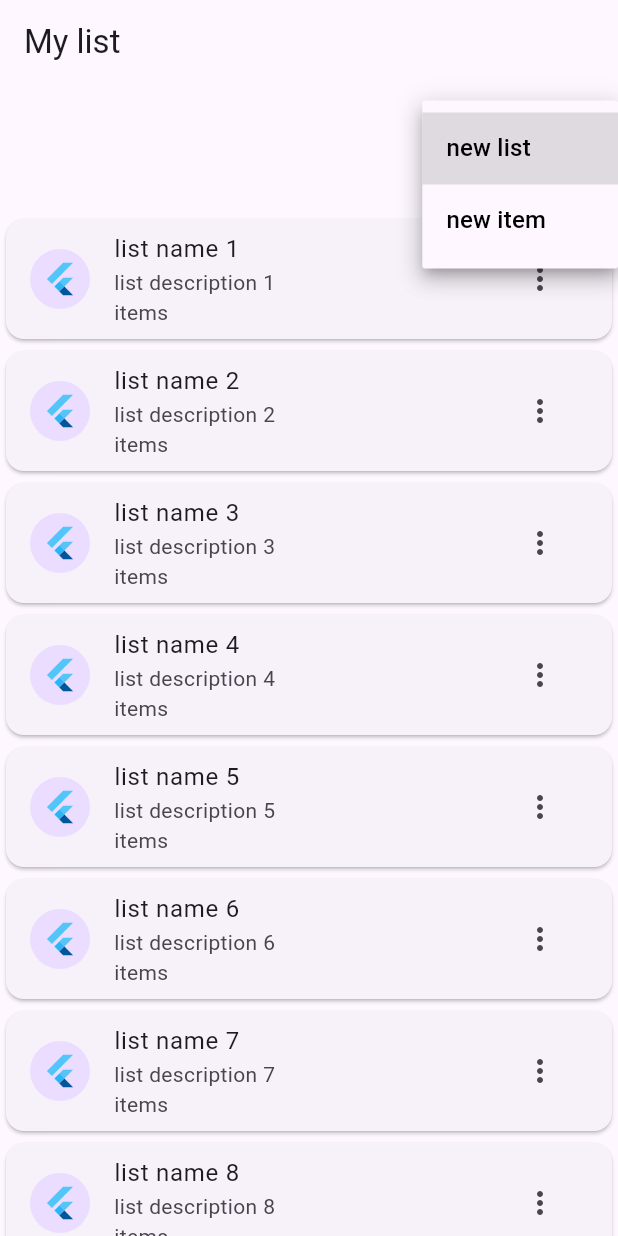
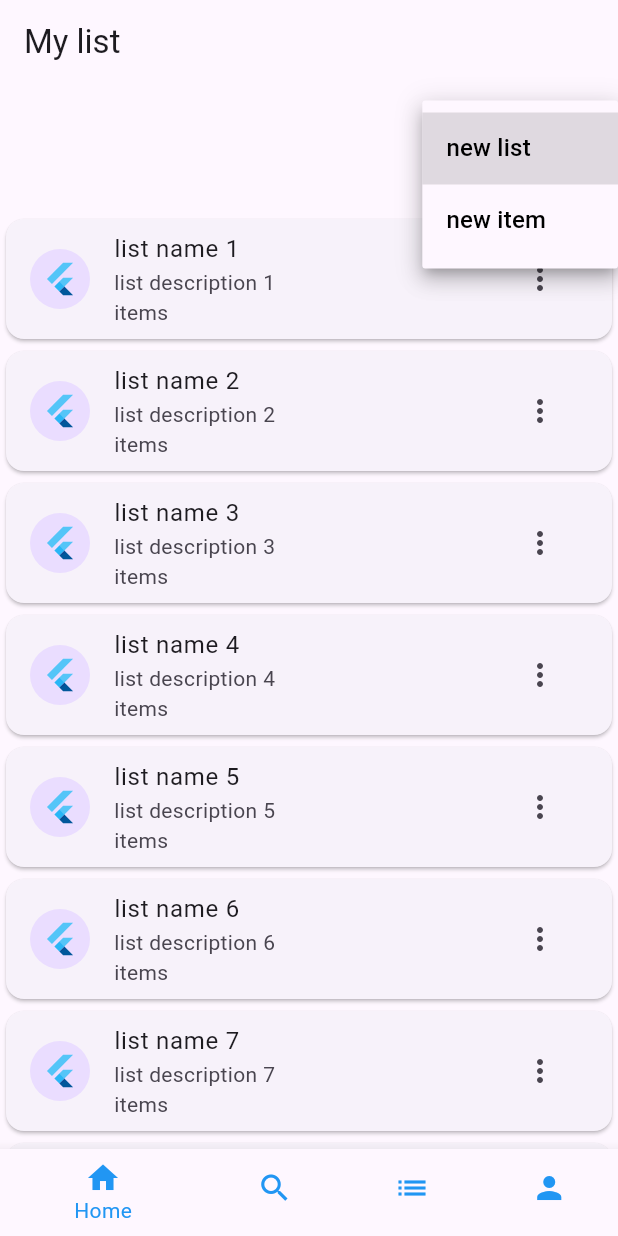
Before and after one commit to JAXBRS/Listat_Flutter_Rep, a Flutter app: the screen it shows after launch, after a tap on "new", on a phone screen of 412 x 824 dp. Run offline on Flutter 3.47's test engine with Material 3 defaults, Android fonts, the phone set to English and light mode, and no system bars; our stand-ins replace sqflite; accounts and stored records are empty.

```diff
--- a/lib/myList.dart
+++ b/lib/myList.dart
@@ -1,6 +1,4 @@
 import 'package:flutter/material.dart';
-import 'package:listat/db.dart';
-import 'db.dart';
 
 class MyList extends StatefulWidget {
   const MyList({Key? key}) : super(key: key);
@@ -15,6 +13,20 @@ class _MyListState extends State<MyList> {
   final List<String> options = ['new list', 'new item'];
   String? selectedOption;
 
+  int _selectedIndex = 0;
+  static List<Widget> _widgetOptions = <Widget>[
+    Text('Index 0: Home'),
+    Text('Index 1: Business'),
+    Text('Index 2: School'),
+    Text('Index 3: Settings'),
+  ];
+
+  void _onItemTapped(int index) {
+    setState(() {
+      _selectedIndex = index;
+    });
+  }
+
   @override
   Widget build(BuildContext context) {
     var addButton = Align(
@@ -28,7 +40,6 @@ class _MyListState extends State<MyList> {
           ),
           padding: const EdgeInsets.all(3),
           child: DropdownButton<String>(
-            // value: selectedOption,
             hint: const Text(
               'new',
               style: TextStyle(color: Colors.white),
@@ -44,7 +55,7 @@ class _MyListState extends State<MyList> {
             }).toList(),
             onChanged: (String? newValue) {
               setState(() {
-                selectedOption = selectedOption;
+                selectedOption = newValue;
               });
             },
           ),
@@ -87,7 +98,7 @@ class _MyListState extends State<MyList> {
     );
 
     return MaterialApp(
-      title: 'Add',
+      title: 'My List',
       home: Scaffold(
         appBar: AppBar(
           title: const Text('My list'),
@@ -99,6 +110,29 @@ class _MyListState extends State<MyList> {
             Expanded(child: listCard),
           ],
         ),
+        bottomNavigationBar: BottomNavigationBar(
+          items: const <BottomNavigationBarItem>[
+            BottomNavigationBarItem(
+              icon: Icon(Icons.home, color: Colors.blue),
+              label: 'Home',
+            ),
+            BottomNavigationBarItem(
+              icon: Icon(Icons.search, color: Colors.blue),
+              label: 'Search',
+            ),
+            BottomNavigationBarItem(
+              icon: Icon(Icons.list, color: Colors.blue),
+              label: 'List',
+            ),
+            BottomNavigationBarItem(
+              icon: Icon(Icons.person, color: Colors.blue),
+              label: 'Profile',
+            ),
+          ],
+          currentIndex: _selectedIndex,
+          selectedItemColor: Colors.blue,
+          onTap: _onItemTapped,
+        ),
       ),
     );
   }
```
